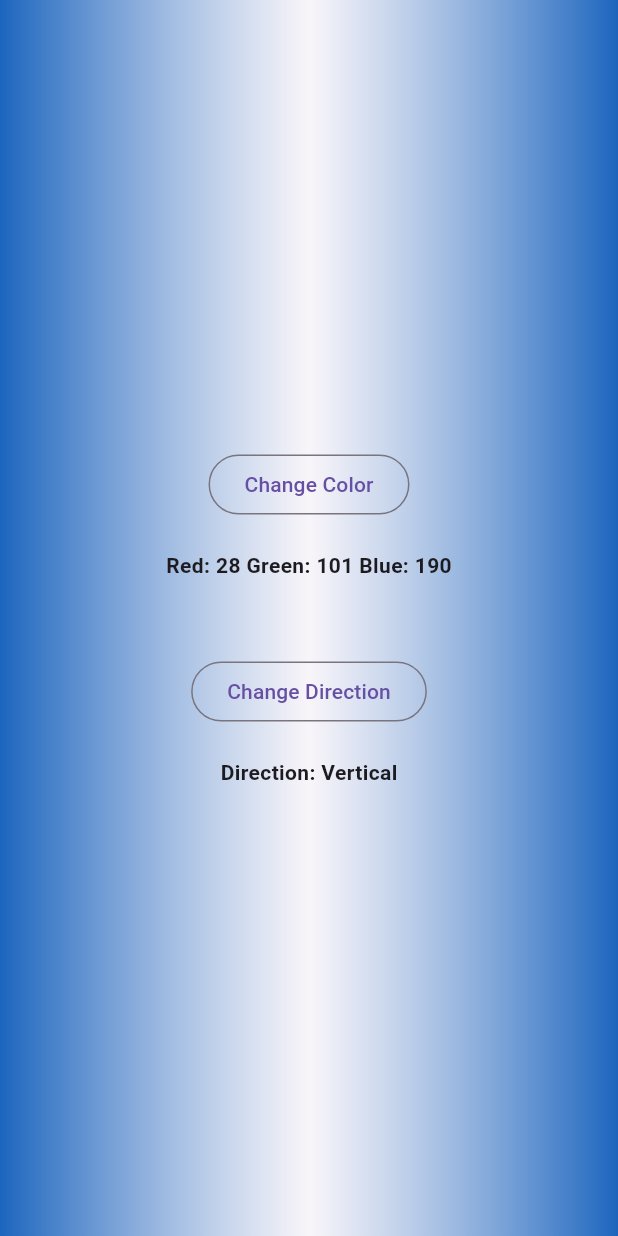
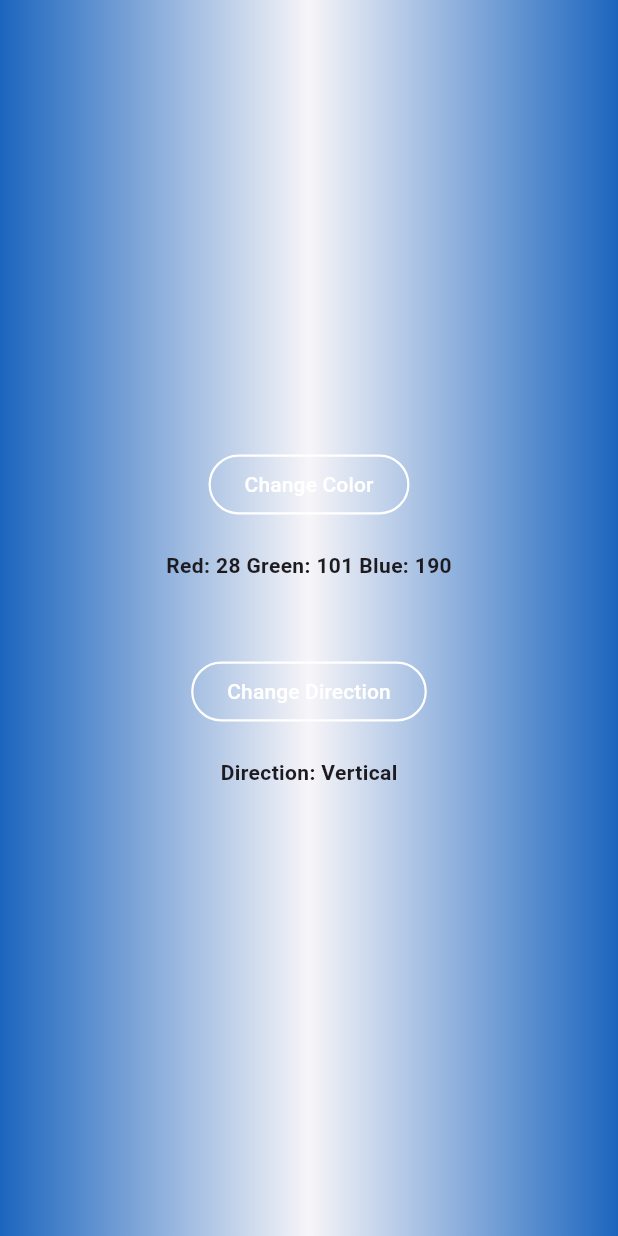
Before and after one commit to Asil-Moustafa/color_changer, a Flutter app: the screen it shows after launch, after a tap on "Change Color", after a tap on "Change Direction", on a phone screen of 412 x 824 dp. Run offline on Flutter 3.47's test engine with Material 3 defaults, Android fonts, the phone set to English and light mode, and no system bars.

Commit message:
Update Color Changer

```diff
--- a/lib/change_color.dart
+++ b/lib/change_color.dart
@@ -16,7 +16,6 @@ class _ChangeColorState extends State<ChangeColor> {
   int g = 84;
   int b = 228;
   int index = 0;
-  //final Random _random = Random();
   static const List<String> direction = [
     'Horizontal',
     'Vertical',
@@ -64,7 +63,7 @@ class _ChangeColorState extends State<ChangeColor> {
 
   void changed() {
     setState(() {
-      index = (index + 1) % 4; //index = _random.nextInt(4);
+      index = (index + 1) % 4;
     });
   }
 
@@ -75,7 +74,7 @@ class _ChangeColorState extends State<ChangeColor> {
         body: Container(
           decoration: BoxDecoration(
             gradient: LinearGradient(
-              colors: [color, Color.fromARGB(199, 247, 245, 248), color],
+              colors: [color, Color.fromARGB(255, 247, 245, 248), color],
               begin: begin(),
               end: end(),
             ),
@@ -86,10 +85,10 @@ class _ChangeColorState extends State<ChangeColor> {
               children: [
                 OutlinedButton(
                   onPressed: changec,
-                  /*style: OutlinedButton.styleFrom(
-                    side: BorderSide(color: Colors.white),
+                  style: OutlinedButton.styleFrom(
+                    side: BorderSide(color: Colors.white, width: 1.5),
                     foregroundColor: Colors.white,
-                  ),*/
+                  ),
                   child: Text('Change Color'),
                 ),
                 SizedBox(height: 20),
@@ -100,10 +99,10 @@ class _ChangeColorState extends State<ChangeColor> {
                 SizedBox(height: 50),
                 OutlinedButton(
                   onPressed: changed,
-                  /* style: OutlinedButton.styleFrom(
-                    side: BorderSide(color: Colors.white),
+                  style: OutlinedButton.styleFrom(
+                    side: BorderSide(color: Colors.white, width: 1.5),
                     foregroundColor: Colors.white,
-                  ),*/
+                  ),
                   child: Text('Change Direction'),
                 ),
                 SizedBox(height: 20),
```
